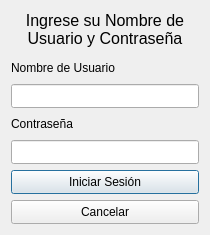
Old version of the form ui/login.ui in the repository OdairTrujillo/blockcheck.
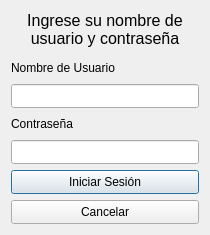
New version of the form. Icons and pictures are not drawn.

```diff
--- a/ui/login.ui
+++ b/ui/login.ui
@@ -43,9 +43,7 @@
         </font>
        </property>
        <property name="text">
-        <string>&lt;html&gt;&lt;head/&gt;&lt;body&gt;&lt;div align=&quot;center&quot;&gt;Ingrese su Nombre de&lt;br&gt;
-Usuario y Contraseña&lt;br&gt;
-&lt;/div&gt;&lt;/body&gt;&lt;/html&gt;</string>
+        <string>&lt;html&gt;&lt;head/&gt;&lt;body&gt;&lt;p align=&quot;center&quot;&gt;Ingrese su nombre de&lt;br/&gt;usuario y contraseña&lt;br/&gt;&lt;/p&gt;&lt;/body&gt;&lt;/html&gt;</string>
        </property>
       </widget>
      </item>
```
